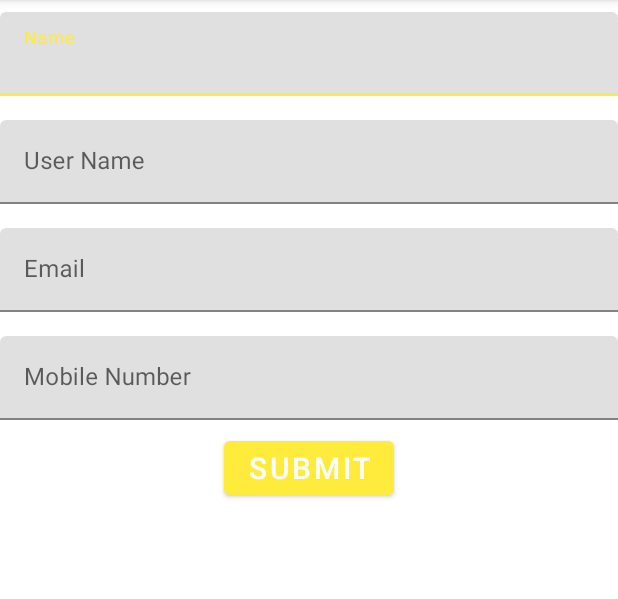
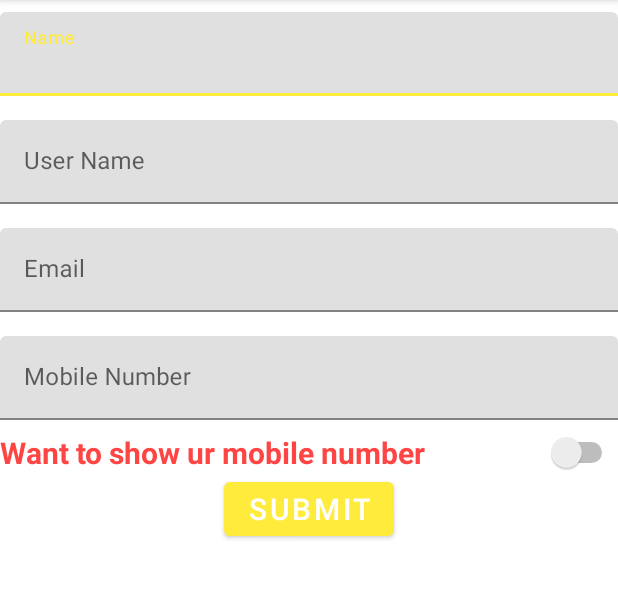
Before and after one commit to Maneesh9063/GetIt, an Android app: the AccountSettings screen opened directly, with no data from a screen before it, on a phone screen of 412 x 824 dp, the part 84-683 px from its top. Run offline under Robolectric (Android 15) with nearby library versions, the phone set to English and light mode, and no system bars; our stand-ins replace Firebase (no records; nobody signed in at launch, a user with empty details on screens opened directly); Roboto replaces fonts that are not available here.

Commit message:
[wip] toggle button for no show mobile number
* fixed distance calculation bug

todo:
* force check for location permission

```diff
--- a/app/src/main/java/ultimate/com/getit/AccountSettings.java
+++ b/app/src/main/java/ultimate/com/getit/AccountSettings.java
@@ -5,8 +5,11 @@ import android.support.v7.app.AppCompatActivity;
 import android.os.Bundle;
 import android.view.View;
 import android.widget.Button;
+import android.widget.CompoundButton;
 import android.widget.EditText;
+import android.widget.Switch;
 import android.widget.Toast;
+import android.widget.ToggleButton;
 
 import com.google.android.gms.tasks.OnSuccessListener;
 import com.google.firebase.auth.FirebaseAuth;
@@ -65,24 +68,35 @@ public class AccountSettings extends AppCompatActivity {
 
             }
         });
+
+        Switch aSwitch = (Switch) findViewById(R.id.mobileNoShow);
+                if (aSwitch.isChecked()) {
+                    // The toggle is enabled
+                    Purpose.mobileNOShow = true;
+                } else {
+                    // The toggle is disabled
+                    Purpose.mobileNOShow = false;
+                }
     }
 
     public void submit(View view) {
-        if(!validate()) {
+        if(validate()) {
             Map<String, Object> details = new HashMap<String, Object>();
             details.put("UName", uName.getText().toString());
             details.put("Phone", phone.getText().toString());
             details.put("Email", eMail.getText().toString());
             details.put("Name", name.getText().toString());
+            details.put("MobileNoShow", Purpose.mobileNOShow);
             mRef.updateChildren(details).addOnSuccessListener(new OnSuccessListener<Void>() {
                 @Override
                 public void onSuccess(Void aVoid) {
-                    Toast.makeText(AccountSettings.this, "Successfuly Updated", Toast.LENGTH_SHORT).show();
+                    Toast.makeText(AccountSettings.this, "Successfully Updated", Toast.LENGTH_SHORT).show();
                     finish();
                 }
             });
         }
     }
+
     public boolean validate() {
         boolean valid = true;
         String vname = name.getText().toString();
--- a/app/src/main/java/ultimate/com/getit/Adapters/MyOwnAdapter.java
+++ b/app/src/main/java/ultimate/com/getit/Adapters/MyOwnAdapter.java
@@ -62,7 +62,10 @@ public class MyOwnAdapter extends RecyclerView.Adapter<MyOwnAdapter.MHolder> {
         String time = Purpose.getTimeAgo(obj.getTimeOfRegistration());
         String dis = Purpose.distance(obj.getLatitude(),obj.getLongitude(),MainActivity.latitude,MainActivity.longitude);
             holder.nameR.setText("Name : " + obj.getName());
+        if(Purpose.mobileNOShow)
             holder.phoneR.setText("Phone : " + obj.getPhone());
+        else
+            holder.phoneR.setText("Phone : 91XXXXX");
             holder.amountR.setText("Amount : " + obj.getAmount());
             holder.timeR.setText(time);
             holder.distanceR.setText((dis));
--- a/app/src/main/java/ultimate/com/getit/Login/Register.java
+++ b/app/src/main/java/ultimate/com/getit/Login/Register.java
@@ -136,10 +136,11 @@ public class Register extends AppCompatActivity {
                             details.put("Email",email);
                             details.put("Pass",password);
                             details.put("Name",name);
+                            details.put("MobileNoShow",true);
                             current_user_db.setValue(details).addOnSuccessListener(new OnSuccessListener<Void>() {
                                 @Override
                                 public void onSuccess(Void aVoid) {
-                                    Toast.makeText(Register.this,"Registraion Done",Toast.LENGTH_SHORT).show();
+                                    Toast.makeText(Register.this,"Registration Done",Toast.LENGTH_SHORT).show();
                                 }
                             });
 
--- a/app/src/main/res/layout/activity_account_settings.xml
+++ b/app/src/main/res/layout/activity_account_settings.xml
@@ -63,7 +63,23 @@
             android:layout_height="wrap_content"
             android:hint="Mobile Number"
             android:inputType="phone" />
+
     </android.support.design.widget.TextInputLayout>
+
+    <Switch
+        android:id="@+id/mobileNoShow"
+        android:layout_width="match_parent"
+        android:layout_height="wrap_content"
+        android:layout_gravity="end"
+        android:checked="false"
+        android:text="Want to show ur mobile number"
+        android:textColor="@android:color/holo_red_light"
+        android:textOff="ON"
+        android:textOn="OFF"
+        android:textSize="20sp"
+        android:textStyle="bold"
+        tools:checked="true"
+        />
 
      <!--Submit Button -->
     <Button
```
Also changed, not shown: app/src/main/java/ultimate/com/getit/Login/LoginPage.java (+10 -0 lines), app/src/main/java/ultimate/com/getit/MainActivity.java (+12 -9 lines), app/src/main/java/ultimate/com/getit/Purpose.java (+14 -13 lines), app/src/main/java/ultimate/com/getit/Tabs/Cash.java (+28 -13 lines), app/src/main/java/ultimate/com/getit/Tabs/Online.java (+28 -12 lines), app/src/main/java/ultimate/com/getit/UsersData.java (+11 -1 lines), app/src/main/res/layout/fragment_cash.xml (+7 -2 lines), app/src/main/res/layout/fragment_online.xml (+7 -1 lines).
